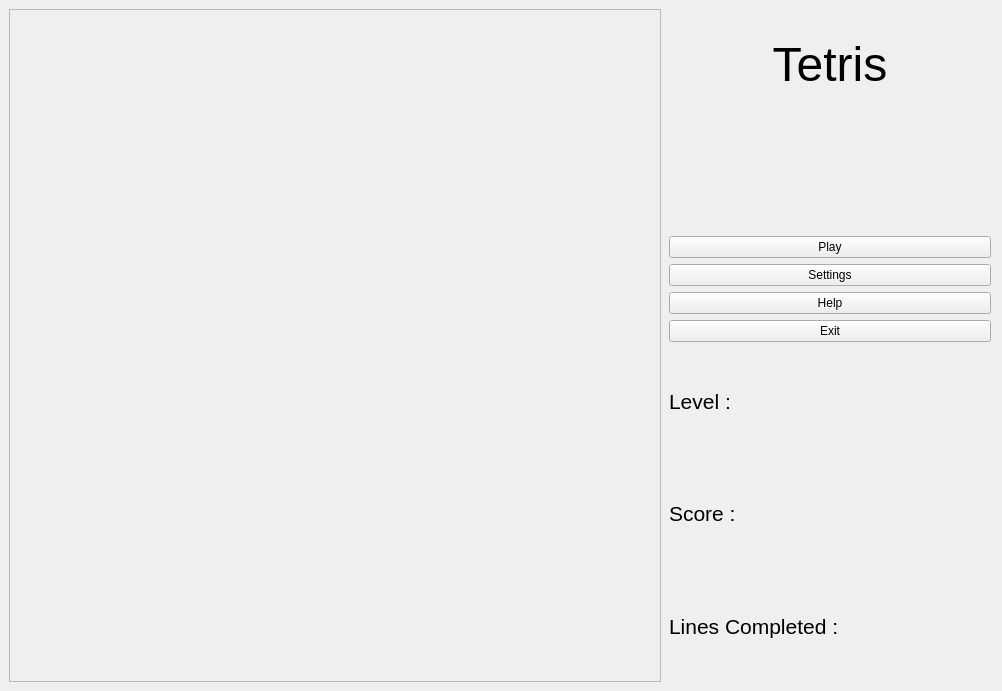
Before: the Qt Designer form Tetris/gui/mainwindow.ui in amoraric/Tetris, drawn with Qt 5.
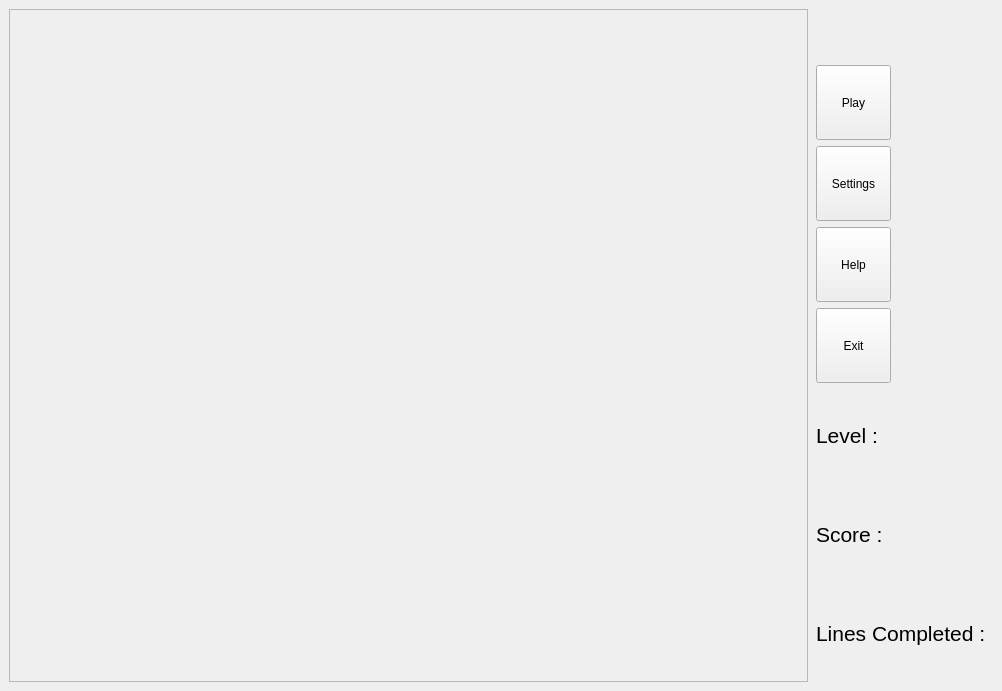
After: the same form once the commit is applied.

Commit message: changed appearence, buttons color, added Tetris logo image, added ability to Randomize and finally added the last update of the stats at the end of the game

The edit to the form file:
```diff
--- a/Tetris/gui/mainwindow.ui
+++ b/Tetris/gui/mainwindow.ui
@@ -28,7 +28,7 @@
    </property>
    <layout class="QHBoxLayout" name="horizontalLayout_2">
     <item>
-     <layout class="QHBoxLayout" name="horizontalLayout" stretch="2,1">
+     <layout class="QHBoxLayout" name="horizontalLayout" stretch="5,1">
       <item>
        <layout class="QVBoxLayout" name="leftVLayout">
         <item>
@@ -47,7 +47,10 @@
        </layout>
       </item>
       <item>
-       <layout class="QVBoxLayout" name="rightVLayout" stretch="1,1,0,0,0,0,1,1,1">
+       <layout class="QVBoxLayout" name="rightVLayout" stretch="0,0,0,0,0,0,1,1,1">
+        <property name="spacing">
+         <number>-1</number>
+        </property>
         <property name="leftMargin">
          <number>2</number>
         </property>
@@ -68,8 +71,17 @@
             <verstretch>0</verstretch>
            </sizepolicy>
           </property>
+          <property name="maximumSize">
+           <size>
+            <width>200</width>
+            <height>200</height>
+           </size>
+          </property>
           <property name="text">
-           <string>&lt;html&gt;&lt;head/&gt;&lt;body&gt;&lt;p align=&quot;center&quot;&gt;&lt;span style=&quot; font-size:36pt;&quot;&gt;Tetris&lt;/span&gt;&lt;/p&gt;&lt;/body&gt;&lt;/html&gt;</string>
+           <string/>
+          </property>
+          <property name="textFormat">
+           <enum>Qt::MarkdownText</enum>
           </property>
          </widget>
         </item>
@@ -91,6 +103,27 @@
             <verstretch>0</verstretch>
            </sizepolicy>
           </property>
+          <property name="minimumSize">
+           <size>
+            <width>75</width>
+            <height>75</height>
+           </size>
+          </property>
+          <property name="maximumSize">
+           <size>
+            <width>75</width>
+            <height>75</height>
+           </size>
+          </property>
+          <property name="acceptDrops">
+           <bool>false</bool>
+          </property>
+          <property name="layoutDirection">
+           <enum>Qt::LeftToRight</enum>
+          </property>
+          <property name="styleSheet">
+           <string notr="true"/>
+          </property>
           <property name="text">
            <string>Play</string>
           </property>
@@ -104,6 +137,18 @@
             <verstretch>0</verstretch>
            </sizepolicy>
           </property>
+          <property name="minimumSize">
+           <size>
+            <width>75</width>
+            <height>75</height>
+           </size>
+          </property>
+          <property name="maximumSize">
+           <size>
+            <width>75</width>
+            <height>75</height>
+           </size>
+          </property>
           <property name="text">
            <string>Settings</string>
           </property>
@@ -117,6 +162,18 @@
             <verstretch>0</verstretch>
            </sizepolicy>
           </property>
+          <property name="minimumSize">
+           <size>
+            <width>75</width>
+            <height>75</height>
+           </size>
+          </property>
+          <property name="maximumSize">
+           <size>
+            <width>75</width>
+            <height>75</height>
+           </size>
+          </property>
           <property name="text">
            <string>Help</string>
           </property>
@@ -130,6 +187,18 @@
             <verstretch>0</verstretch>
            </sizepolicy>
           </property>
+          <property name="minimumSize">
+           <size>
+            <width>75</width>
+            <height>75</height>
+           </size>
+          </property>
+          <property name="maximumSize">
+           <size>
+            <width>75</width>
+            <height>75</height>
+           </size>
+          </property>
           <property name="text">
            <string>Exit</string>
           </property>
```
The commit also changes 34 other files.
